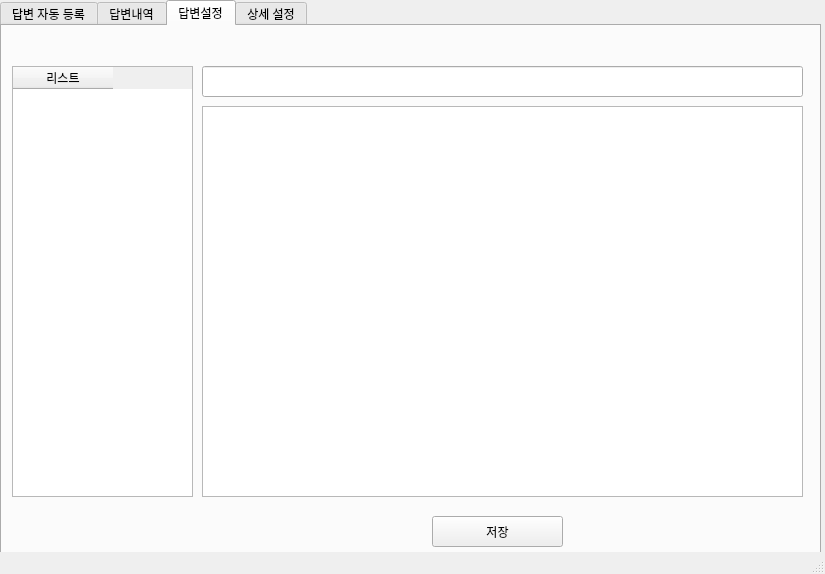
Old version of the form untitled_kin.ui in the repository megalabs/naver.
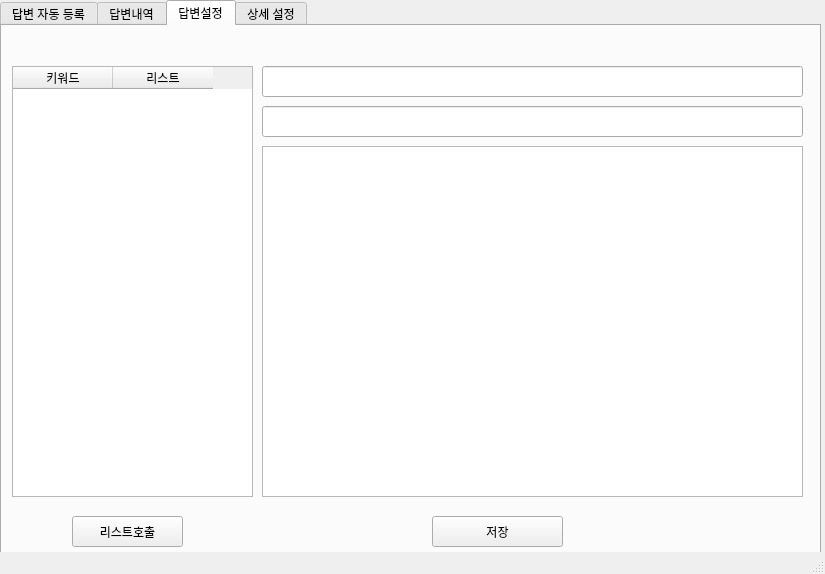
New version of the form. The open tabs and pages were chosen to show the change.

Diff of the .ui file:
```diff
--- a/untitled_kin.ui
+++ b/untitled_kin.ui
@@ -216,19 +216,19 @@
      <widget class="QTextEdit" name="ansText">
       <property name="geometry">
        <rect>
-        <x>200</x>
-        <y>80</y>
-        <width>601</width>
-        <height>391</height>
+        <x>260</x>
+        <y>120</y>
+        <width>541</width>
+        <height>351</height>
        </rect>
       </property>
      </widget>
      <widget class="QLineEdit" name="ansTitle">
       <property name="geometry">
        <rect>
-        <x>200</x>
+        <x>260</x>
         <y>40</y>
-        <width>601</width>
+        <width>541</width>
         <height>31</height>
        </rect>
       </property>
@@ -251,16 +251,44 @@
        <rect>
         <x>10</x>
         <y>40</y>
-        <width>181</width>
+        <width>241</width>
         <height>431</height>
        </rect>
       </property>
+      <column>
+       <property name="text">
+        <string>키워드</string>
+       </property>
+      </column>
       <column>
        <property name="text">
         <string>리스트</string>
        </property>
       </column>
      </widget>
+     <widget class="QLineEdit" name="keyword">
+      <property name="geometry">
+       <rect>
+        <x>260</x>
+        <y>80</y>
+        <width>541</width>
+        <height>31</height>
+       </rect>
+      </property>
+     </widget>
+     <widget class="QPushButton" name="answerListCall">
+      <property name="geometry">
+       <rect>
+        <x>70</x>
+        <y>490</y>
+        <width>111</width>
+        <height>31</height>
+       </rect>
+      </property>
+      <property name="text">
+       <string>리스트호출</string>
+      </property>
+     </widget>
     </widget>
     <widget class="QWidget" name="tab_6">
      <attribute name="title">
```
Left out of the diff: 6 changed lines with no effect on the pictures.
